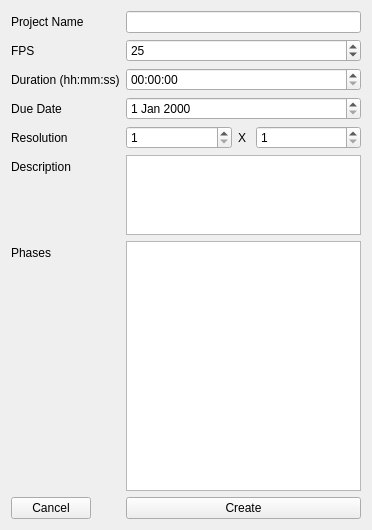
Before: the Qt Designer form DPSPipeline/widgets/createprojectwidget/ui/createprojectwidget.ui in kanooshka/DPS_PIPELINE, drawn with Qt 5.
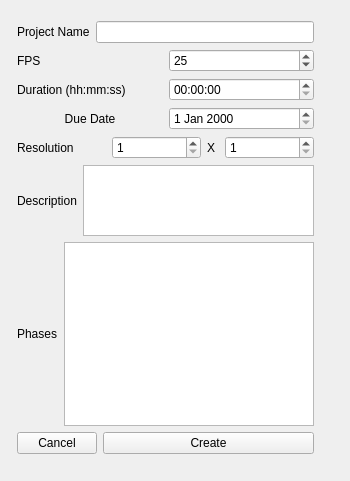
After: the same form once the commit is applied.

What changed in the file:
```diff
--- a/DPSPipeline/widgets/createprojectwidget/ui/createprojectwidget.ui
+++ b/DPSPipeline/widgets/createprojectwidget/ui/createprojectwidget.ui
@@ -6,37 +6,62 @@
    <rect>
     <x>0</x>
     <y>0</y>
-    <width>372</width>
-    <height>530</height>
+    <width>350</width>
+    <height>481</height>
    </rect>
   </property>
+  <property name="minimumSize">
+   <size>
+    <width>350</width>
+    <height>0</height>
+   </size>
+  </property>
+  <property name="maximumSize">
+   <size>
+    <width>350</width>
+    <height>16777215</height>
+   </size>
+  </property>
+  <property name="baseSize">
+   <size>
+    <width>350</width>
+    <height>0</height>
+   </size>
+  </property>
   <property name="windowTitle">
    <string>Widget</string>
   </property>
-  <layout class="QGridLayout" name="gridLayout" columnstretch="0">
-   <item row="1" column="0">
-    <layout class="QFormLayout" name="formLayout">
-     <property name="sizeConstraint">
-      <enum>QLayout::SetDefaultConstraint</enum>
-     </property>
-     <property name="fieldGrowthPolicy">
-      <enum>QFormLayout::AllNonFixedFieldsGrow</enum>
-     </property>
-     <item row="1" column="0">
+  <widget class="QWidget" name="">
+   <property name="geometry">
+    <rect>
+     <x>6</x>
+     <y>10</y>
+     <width>319</width>
+     <height>455</height>
+    </rect>
+   </property>
+   <layout class="QVBoxLayout" name="verticalLayout">
+    <item>
+     <layout class="QHBoxLayout" name="horizontalLayout_9">
+      <item>
       <widget class="QLabel" name="label">
        <property name="text">
         <string>Project Name</string>
        </property>
       </widget>
      </item>
-     <item row="1" column="1">
+      <item>
       <widget class="QLineEdit" name="projectNameQLineEdit">
        <property name="text">
         <string/>
        </property>
       </widget>
      </item>
-     <item row="3" column="0">
+     </layout>
+    </item>
+    <item>
+     <layout class="QHBoxLayout" name="horizontalLayout_8">
+      <item>
       <widget class="QLabel" name="label_3">
        <property name="sizePolicy">
         <sizepolicy hsizetype="Preferred" vsizetype="Preferred">
@@ -61,7 +86,7 @@
        </property>
       </widget>
      </item>
-     <item row="3" column="1">
+      <item>
       <widget class="QSpinBox" name="fps">
        <property name="maximum">
         <number>9999</number>
@@ -71,14 +96,18 @@
        </property>
       </widget>
      </item>
-     <item row="5" column="0">
+     </layout>
+    </item>
+    <item>
+     <layout class="QHBoxLayout" name="horizontalLayout_7">
+      <item>
       <widget class="QLabel" name="label_8">
        <property name="text">
         <string>Duration (hh:mm:ss)</string>
        </property>
       </widget>
      </item>
-     <item row="5" column="1">
+      <item>
       <widget class="QTimeEdit" name="durationEdit">
        <property name="acceptDrops">
         <bool>false</bool>
@@ -94,7 +123,11 @@
        </property>
       </widget>
      </item>
-     <item row="6" column="0">
+     </layout>
+    </item>
+    <item>
+     <layout class="QHBoxLayout" name="horizontalLayout_6">
+      <item>
       <widget class="QLabel" name="label_2">
        <property name="text">
         <string>Due Date</string>
@@ -107,23 +140,28 @@
        </property>
       </widget>
      </item>
-     <item row="6" column="1">
+      <item>
       <widget class="QDateEdit" name="duedateEdit"/>
      </item>
-     <item row="7" column="0">
+     </layout>
+    </item>
+    <item>
+     <layout class="QHBoxLayout" name="horizontalLayout_5">
+      <item>
       <widget class="QLabel" name="label_7">
        <property name="text">
         <string>Resolution</string>
        </property>
       </widget>
      </item>
-     <item row="7" column="1">
-      <layout class="QHBoxLayout" name="horizontalLayout">
-       <property name="spacing">
-        <number>6</number>
-       </property>
        <item>
         <widget class="QSpinBox" name="xres_spinBox">
+        <property name="maximumSize">
+         <size>
+          <width>16777215</width>
+          <height>24</height>
+         </size>
+        </property>
          <property name="minimum">
           <number>1</number>
          </property>
@@ -137,7 +175,7 @@
          <property name="maximumSize">
           <size>
            <width>12</width>
-           <height>16777215</height>
+          <height>24</height>
           </size>
          </property>
          <property name="text">
@@ -147,6 +185,12 @@
        </item>
        <item>
         <widget class="QSpinBox" name="yres_spinBox">
+        <property name="maximumSize">
+         <size>
+          <width>16777215</width>
+          <height>24</height>
+         </size>
+        </property>
          <property name="minimum">
           <number>1</number>
          </property>
@@ -157,14 +201,16 @@
        </item>
       </layout>
      </item>
-     <item row="8" column="0">
+    <item>
+     <layout class="QHBoxLayout" name="horizontalLayout_4">
+      <item>
       <widget class="QLabel" name="label_4">
        <property name="text">
         <string>Description</string>
        </property>
       </widget>
      </item>
-     <item row="8" column="1">
+      <item>
       <widget class="QTextEdit" name="descriptionTextEdit">
        <property name="maximumSize">
         <size>
@@ -181,28 +227,18 @@
        </property>
       </widget>
      </item>
-     <item row="9" column="0">
+     </layout>
+    </item>
+    <item>
+     <layout class="QHBoxLayout" name="horizontalLayout">
+      <item>
       <widget class="QLabel" name="label_5">
        <property name="text">
         <string>Phases</string>
        </property>
       </widget>
      </item>
-     <item row="10" column="0">
-      <widget class="QPushButton" name="cancelButton">
-       <property name="text">
-        <string>Cancel</string>
-       </property>
-      </widget>
-     </item>
-     <item row="10" column="1">
-      <widget class="QPushButton" name="createButton">
-       <property name="text">
-        <string>Create</string>
-       </property>
-      </widget>
-     </item>
-     <item row="9" column="1">
+      <item>
       <widget class="QListWidget" name="phaseListWidget">
        <property name="sizePolicy">
         <sizepolicy hsizetype="Expanding" vsizetype="Expanding">
@@ -213,7 +249,7 @@
        <property name="maximumSize">
         <size>
          <width>16777215</width>
-         <height>1677215</height>
+          <height>200</height>
         </size>
        </property>
        <property name="selectionMode">
@@ -223,7 +259,38 @@
      </item>
     </layout>
    </item>
-  </layout>
+    <item>
+     <layout class="QHBoxLayout" name="horizontalLayout_2" stretch="1,1">
+      <property name="sizeConstraint">
+       <enum>QLayout::SetDefaultConstraint</enum>
+      </property>
+      <property name="leftMargin">
+       <number>0</number>
+      </property>
+      <item>
+       <widget class="QPushButton" name="cancelButton">
+        <property name="maximumSize">
+         <size>
+          <width>80</width>
+          <height>16777215</height>
+         </size>
+        </property>
+        <property name="text">
+         <string>Cancel</string>
+        </property>
+       </widget>
+      </item>
+      <item>
+       <widget class="QPushButton" name="createButton">
+        <property name="text">
+         <string>Create</string>
+        </property>
+       </widget>
+      </item>
+     </layout>
+    </item>
+   </layout>
+  </widget>
  </widget>
  <layoutdefault spacing="6" margin="11"/>
  <resources/>
```
Lines whose indentation alone changed are shown as unchanged.
